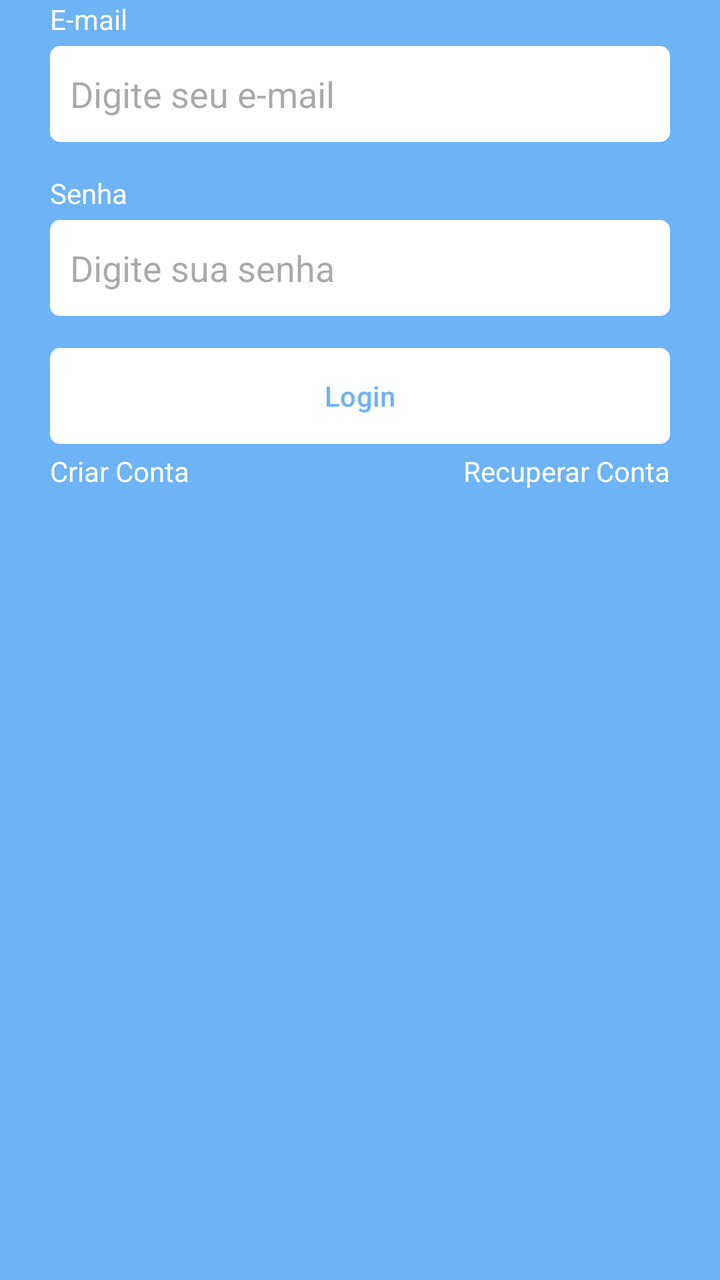
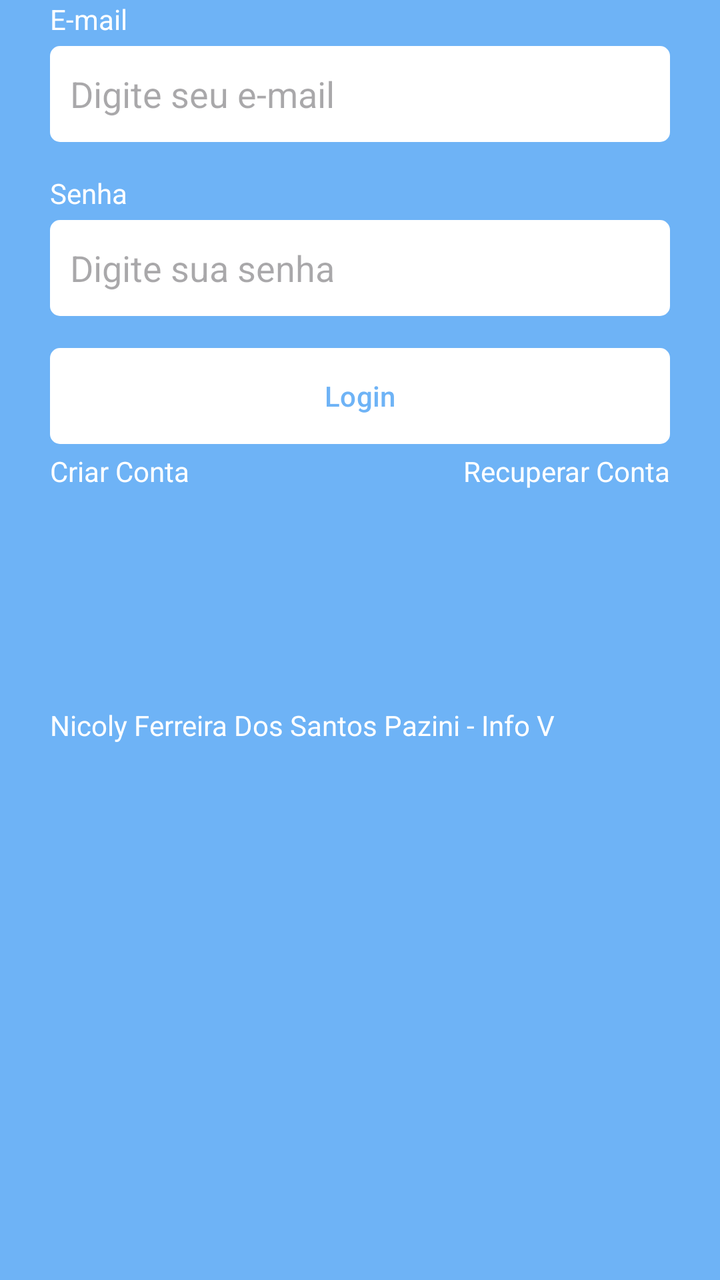

Compare the two renders of this Android layout. The source of the first and the diff that turns it into the second are given below.
<!-- AndroidManifest.xml: application theme Theme.Kanban -->
<!-- res/layout/fragment_login.xml -->
<?xml version="1.0" encoding="utf-8"?>
<androidx.constraintlayout.widget.ConstraintLayout xmlns:android="http://schemas.android.com/apk/res/android"
    xmlns:tools="http://schemas.android.com/tools"
    android:layout_width="match_parent"
    android:layout_height="match_parent"
    xmlns:app="http://schemas.android.com/apk/res-auto"
    tools:context=".ui.auth.LoginFragment">

    
    <LinearLayout
        android:id="@+id/linearLayout"
        android:layout_width="0dp"
        android:layout_height="wrap_content"
        app:layout_constraintBaseline_toBottomOf="parent"
        app:layout_constraintEnd_toEndOf="parent"
        app:layout_constraintStart_toStartOf="parent"
        app:layout_constraintTop_toTopOf="parent"
        android:orientation="vertical"
        android:layout_marginHorizontal="25dp">

        <TextView
            android:layout_width="wrap_content"
            android:layout_height="wrap_content"
            android:text="E-mail"
            android:textColor="@color/white"/>
        <EditText
            android:layout_width="match_parent"
            android:layout_height="48dp"
            android:hint="Digite seu e-mail"
            android:inputType="textEmailAddress"
            android:padding="10dp"
            android:layout_marginTop="4dp"
            android:background="@drawable/bg_edit_text"/>
        <TextView
            android:layout_width="wrap_content"
            android:layout_height="wrap_content"
            android:text="Senha"
            android:textColor="@color/white"
            android:layout_marginTop="16dp"/>

        <EditText
            android:layout_width="match_parent"
            android:layout_height="48dp"
            android:inputType="textPassword"
            android:hint="Digite sua senha"
            android:padding="10dp"
            android:layout_marginTop="4dp"
            android:background="@drawable/bg_edit_text"/>

        <com.google.android.material.button.MaterialButton
            android:id="@+id/buttonLogin"
            android:layout_width="match_parent"
            android:layout_height="wrap_content"
            android:text="Login"
            android:textColor="@color/primaria"
            app:backgroundTint="@null"
            android:layout_marginTop="16dp"
            android:background="@drawable/bg_btn"

            />
        <LinearLayout
            android:layout_width="match_parent"
            android:layout_height="wrap_content"
            android:orientation="horizontal"
            android:layout_marginTop="4dp">

            <TextView
                android:id="@+id/btnRegister"
                android:layout_width="wrap_content"
                android:layout_height="wrap_content"
                android:text="Criar Conta"
                android:layout_weight="1"
                android:textAlignment="textStart"
                android:textColor="@color/white"/>

            <TextView
                android:id="@+id/btnRecover"
                android:layout_width="wrap_content"
                android:layout_height="wrap_content"
                android:text="Recuperar Conta"
                android:layout_weight="1"
                android:textAlignment="textEnd"
                android:textColor="@color/white"/>
        </LinearLayout>
        <ProgressBar
            android:layout_width="wrap_content"
            android:layout_height="wrap_content"
            android:indeterminateTint="@color/white"
            android:layout_gravity="center"
            tools:visibility="visible"
            android:visibility="invisible"/>

    </LinearLayout>
</androidx.constraintlayout.widget.ConstraintLayout>
<!-- resources referenced by this layout -->
<resources>
  <color name="primaria">#6EB3F6</color>
  <color name="white">#FFFFFFFF</color>
  <!-- drawable bg_btn (drawable) -->
  <?xml version="1.0" encoding="utf-8"?>
  <shape xmlns:android="http://schemas.android.com/apk/res/android"
      android:shape="rectangle">
      <solid android:color="@color/white"/>
      <corners android:radius="5dp"/>
  </shape>
  <!-- drawable bg_edit_text (drawable) -->
  <?xml version="1.0" encoding="utf-8"?>
  <shape xmlns:android="http://schemas.android.com/apk/res/android"
      android:shape="rectangle">
      <solid android:color="@color/white"/>
      <corners android:radius="5dp"/>
  </shape>
  <style name="Theme.Kanban" parent="Base.Theme.Kanban" />
  <style name="Base.Theme.Kanban" parent="Theme.Material3.DayNight.NoActionBar">
          
          
          <item name="colorPrimary">@color/primaria</item>
          <item name="colorPrimaryVariant">@color/primariaVariante</item>
          <item name="android:windowBackground">@color/fundo</item>
      </style>
  <color name="primariaVariante">#4A64C3</color>
  <color name="fundo">#6EB3F6</color>
</resources>

<!-- the commit's change to res/layout/fragment_login.xml (unified diff, before → after) -->
@@ -81,7 +81,9 @@
                 android:layout_weight="1"
                 android:textAlignment="textEnd"
                 android:textColor="@color/white"/>
+
         </LinearLayout>
+
         <ProgressBar
             android:layout_width="wrap_content"
             android:layout_height="wrap_content"
@@ -89,6 +91,12 @@
             android:layout_gravity="center"
             tools:visibility="visible"
             android:visibility="invisible"/>
+        <TextView
+            android:layout_width="wrap_content"
+            android:layout_height="wrap_content"
+            android:text="Nicoly Ferreira Dos Santos Pazini - Info V"
+            android:textColor="@color/white"
+            android:layout_marginTop="60dp"/>
 
     </LinearLayout>
 </androidx.constraintlayout.widget.ConstraintLayout>
